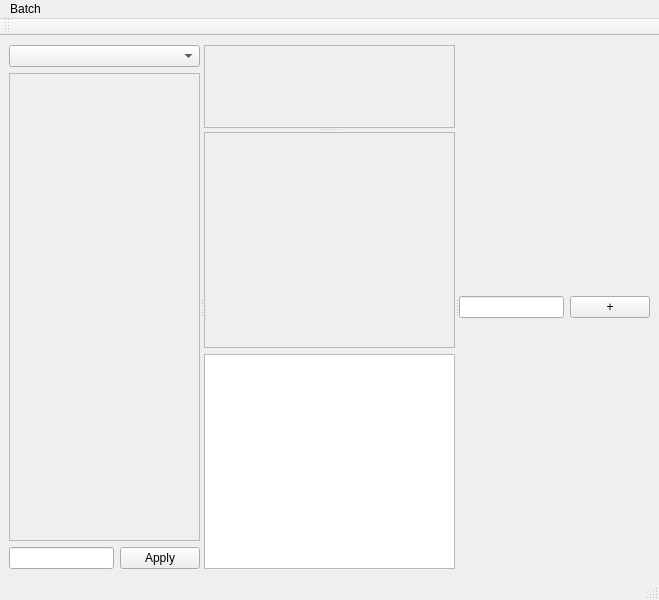
Before: the Qt Designer form ctie/ctie.ui in buganini/cluto, drawn with Qt 5.
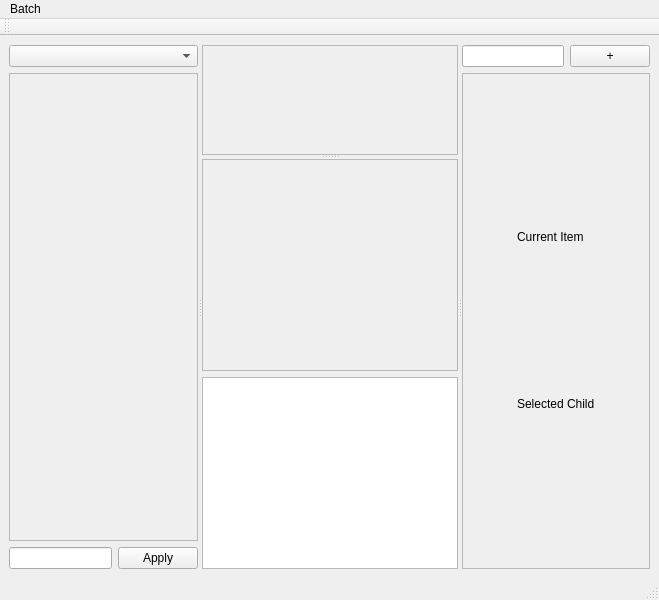
After: the same form once the commit is applied.

```diff
--- a/ctie/ctie.ui
+++ b/ctie/ctie.ui
@@ -38,7 +38,7 @@
                <x>0</x>
                <y>0</y>
                <width>200</width>
-               <height>436</height>
+               <height>448</height>
               </rect>
              </property>
              <layout class="QVBoxLayout" name="verticalLayout_9">
@@ -72,6 +72,12 @@
         <enum>Qt::Vertical</enum>
        </property>
        <widget class="QScrollArea" name="workAreaScroller">
+        <property name="sizePolicy">
+         <sizepolicy hsizetype="Expanding" vsizetype="Expanding">
+          <horstretch>0</horstretch>
+          <verstretch>0</verstretch>
+         </sizepolicy>
+        </property>
         <property name="focusPolicy">
          <enum>Qt::NoFocus</enum>
         </property>
@@ -82,7 +88,7 @@
          <property name="geometry">
           <rect>
            <x>0</x>
-           <y>0</y>
+           <y>2</y>
            <width>217</width>
            <height>76</height>
           </rect>
@@ -92,13 +98,19 @@
        <widget class="QWidget" name="verticalLayoutWidget">
         <layout class="QVBoxLayout" name="verticalLayout">
          <property name="sizeConstraint">
-          <enum>QLayout::SetMinimumSize</enum>
+          <enum>QLayout::SetFixedSize</enum>
          </property>
          <item>
           <widget class="QScrollArea" name="scrollArea_3">
            <property name="enabled">
             <bool>true</bool>
            </property>
+           <property name="sizePolicy">
+            <sizepolicy hsizetype="Expanding" vsizetype="MinimumExpanding">
+             <horstretch>0</horstretch>
+             <verstretch>0</verstretch>
+            </sizepolicy>
+           </property>
            <widget class="QWidget" name="scrollAreaWidgetContents_7">
             <property name="geometry">
              <rect>
@@ -112,7 +124,14 @@
           </widget>
          </item>
          <item>
-          <widget class="QTextEdit" name="textEdit"/>
+          <widget class="QTextEdit" name="textEdit">
+           <property name="sizePolicy">
+            <sizepolicy hsizetype="Expanding" vsizetype="Maximum">
+             <horstretch>0</horstretch>
+             <verstretch>0</verstretch>
+            </sizepolicy>
+           </property>
+          </widget>
          </item>
         </layout>
        </widget>
@@ -146,6 +165,69 @@
           </item>
          </layout>
         </item>
+        <item>
+         <widget class="QScrollArea" name="scrollArea">
+          <property name="widgetResizable">
+           <bool>true</bool>
+          </property>
+          <widget class="QWidget" name="scrollAreaWidgetContents">
+           <property name="geometry">
+            <rect>
+             <x>0</x>
+             <y>0</y>
+             <width>200</width>
+             <height>483</height>
+            </rect>
+           </property>
+           <layout class="QGridLayout" name="gridLayout_2">
+            <item row="1" column="0">
+             <layout class="QVBoxLayout" name="panel_child_tags">
+              <item>
+               <widget class="QLabel" name="label_2">
+                <property name="sizePolicy">
+                 <sizepolicy hsizetype="Preferred" vsizetype="Maximum">
+                  <horstretch>0</horstretch>
+                  <verstretch>0</verstretch>
+                 </sizepolicy>
+                </property>
+                <property name="text">
+                 <string>Selected Child</string>
+                </property>
+               </widget>
+              </item>
+              <item>
+               <layout class="QGridLayout" name="child_tags"/>
+              </item>
+             </layout>
+            </item>
+            <item row="0" column="0">
+             <layout class="QVBoxLayout" name="panel_item_tags">
+              <item>
+               <widget class="QLabel" name="label">
+                <property name="sizePolicy">
+                 <sizepolicy hsizetype="Preferred" vsizetype="Maximum">
+                  <horstretch>0</horstretch>
+                  <verstretch>0</verstretch>
+                 </sizepolicy>
+                </property>
+                <property name="text">
+                 <string>Current Item</string>
+                </property>
+               </widget>
+              </item>
+              <item>
+               <layout class="QGridLayout" name="item_tags">
+                <property name="sizeConstraint">
+                 <enum>QLayout::SetDefaultConstraint</enum>
+                </property>
+               </layout>
+              </item>
+             </layout>
+            </item>
+           </layout>
+          </widget>
+         </widget>
+        </item>
        </layout>
       </widget>
      </widget>
```
Left out of the diff: 6 changed lines with no effect on the pictures.
